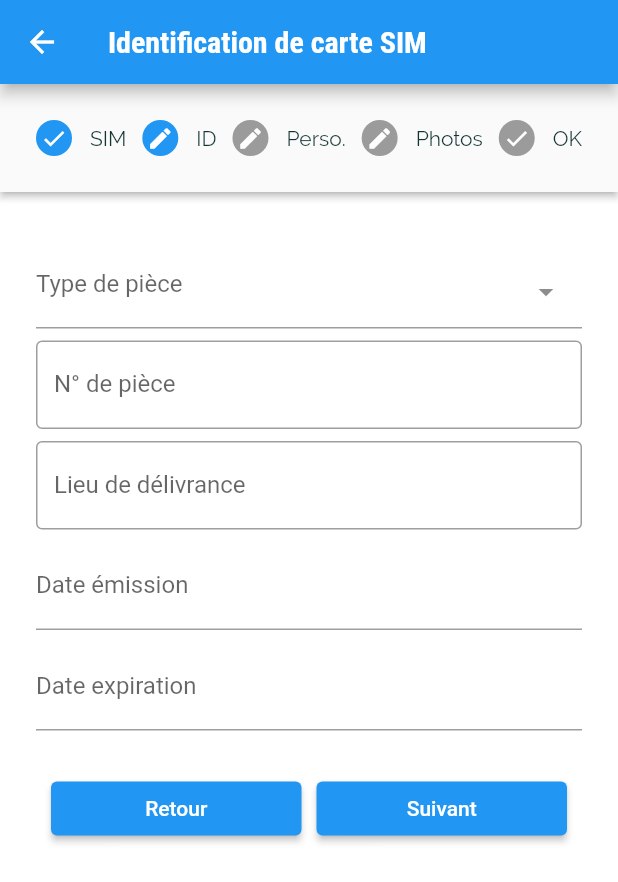
After one commit to vuzzer/agence-virtuelle, a Flutter app: the IdentificationScreen screen opened by its route, after a tap on "Suivant", on a phone screen of 412 x 824 dp. The commit adds this screen. Shown: the top 882 px of the screen. Run offline on Flutter 3.47's test engine with Material 2 defaults, Android fonts, the phone set to English and light mode, and no system bars; drawn by our look-alikes of select_form_field; our stand-ins replace animate_do, auto_size_text, flutter_native_splash, image_picker, intl_phone_number_input, responsive_sizer and 2 more; missing offline and left inert: flutter_verification_code.

Commit message:
ajout vue initiale Identification SIM

```diff
--- a/lib/main.dart
+++ b/lib/main.dart
@@ -1,3 +1,4 @@
+import 'package:agency/screens/identification_screen.dart';
 import 'package:agency/screens/login_screen.dart';
 import 'package:agency/screens/start_screen.dart';
 import 'package:flutter/material.dart';
@@ -33,11 +34,15 @@ class MyApp extends StatelessWidget {
                   fontSize: 20,
                   fontWeight: FontWeight.bold)),
         ),
+        // home: IdentificationScreen(),
         home: const AccueilScreen(),
         onGenerateRoute: (settings) {
           switch (settings.name) {
             case "/login":
               return MaterialPageRoute(builder: (_) => const StartScreen());
+            case "/identification":
+              return MaterialPageRoute(builder: (_) =>  IdentificationScreen());
+
             default:
               return null;
           }
--- /dev/null
+++ b/lib/screens/identification_screen.dart
@@ -0,0 +1,495 @@
+import 'dart:io';
+
+import 'package:agency/animation/FadeAnimation.dart';
+import 'package:agency/screens/date_time_screen.dart';
+import 'package:flutter/cupertino.dart';
+import 'package:flutter/material.dart';
+import 'package:select_form_field/select_form_field.dart';
+import 'package:image_picker/image_picker.dart';
+
+class IdentificationScreen extends StatefulWidget {
+  IdentificationScreen({Key? key}) : super(key: key);
+
+  @override
+  State<IdentificationScreen> createState() => _IdentificationScreenState();
+}
+
+class _IdentificationScreenState extends State<IdentificationScreen> {
+  int _activeStepIndex = 0;
+
+  TextEditingController telController = TextEditingController();
+  TextEditingController telSecondaireController = TextEditingController();
+  TextEditingController typeIDController = TextEditingController();
+  TextEditingController numeroIDController = TextEditingController();
+  TextEditingController lieuDelivranceIDController = TextEditingController();
+  TextEditingController emissionIDController = TextEditingController();
+  TextEditingController expirationIDController = TextEditingController();
+  TextEditingController nomController = TextEditingController();
+  TextEditingController prenomsController = TextEditingController();
+  TextEditingController lieuNaissanceController = TextEditingController();
+  TextEditingController dateNaissanceController = TextEditingController();
+  TextEditingController professionController = TextEditingController();
+  TextEditingController adresseGeoController = TextEditingController();
+  TextEditingController nationaliteController = TextEditingController();
+  TextEditingController photoIDController = TextEditingController();
+  TextEditingController photoRequerantController = TextEditingController();
+  var photoRequerant, imageID;
+
+  final List<Map<String, dynamic>> _typeIDItems = [
+    {
+      'value': 1,
+      'label': 'Passeport',
+      // 'icon': Icon(Icons.stop),
+    },
+    {
+      'value': 2,
+      'label': 'Permis',
+    },
+    {
+      'value': 3,
+      'label': 'Attestation',
+    },
+    {
+      'value': 4,
+      'label': 'CNI',
+    },
+  ];
+
+  List<Step> stepList() => [
+        //carte SIM
+        Step(
+          state: _activeStepIndex <= 0 ? StepState.editing : StepState.complete,
+          isActive: _activeStepIndex >= 0,
+          title: const Text('SIM'),
+          content: Container(
+            child: Column(
+              children: [
+                TextField(
+                  controller: telController,
+                  decoration: const InputDecoration(
+                    border: OutlineInputBorder(),
+                    labelText: 'N° de tel.',
+                  ),
+                ),
+                const SizedBox(
+                  height: 8,
+                ),
+                TextField(
+                  controller: telSecondaireController,
+                  decoration: const InputDecoration(
+                    border: OutlineInputBorder(),
+                    labelText: 'N° de tel. secondaire',
+                  ),
+                ),
+              ],
+            ),
+          ),
+        ),
+        //Pièce d'identité
+        Step(
+          state: _activeStepIndex <= 1 ? StepState.editing : StepState.complete,
+          isActive: _activeStepIndex >= 1,
+          title: const Text('ID'),
+          content: Container(
+            child: Column(
+              children: [
+                const SizedBox(
+                  height: 8,
+                ),
+                SelectFormField(
+                  type: SelectFormFieldType.dropdown, // or can be dialog
+                  initialValue: 'Attestation',
+                  // icon: Icon(Icons.format_shapes),
+                  labelText: 'Type de pièce',
+                  items: _typeIDItems,
+                  onChanged: (val) {
+                    print(val);
+                    setState(() {
+                      typeIDController.text = val;
+                    });
+                  },
+                  onSaved: (val) => print(val),
+                ),
+                // TextField(
+                //   controller: typeIDController,
+                //   decoration: const InputDecoration(
+                //     border: OutlineInputBorder(),
+                //     labelText: 'Type de pièce ',
+                //   ),
+                // ),
+                const SizedBox(
+                  height: 8,
+                ),
+                TextField(
+                  controller: numeroIDController,
+                  decoration: const InputDecoration(
+                    border: OutlineInputBorder(),
+                    labelText: 'N° de pièce',
+                  ),
+                ),
+                const SizedBox(
+                  height: 8,
+                ),
+                TextField(
+                  controller: lieuDelivranceIDController,
+                  decoration: const InputDecoration(
+                    border: OutlineInputBorder(),
+                    labelText: 'Lieu de délivrance ',
+                  ),
+                ),
+                const SizedBox(
+                  height: 8,
+                ),
+                InputDatePickerFormField(
+                  lastDate: DateTime.now(),
+                  firstDate: DateTime.now().subtract(const Duration(
+                      days: 3700)), //Entre la date courante et dix ans avant
+                  fieldLabelText: 'Date émission',
+                ),
+                // TextField(
+                //   controller: emissionIDController,
+                //   decoration: const InputDecoration(
+                //     border: OutlineInputBorder(),
+                //     labelText: 'Date émission ',
+                //   ),
+                // ),
+                const SizedBox(
+                  height: 8,
+                ),
+                InputDatePickerFormField(
+                  firstDate: DateTime.now(),
+                  lastDate: DateTime.now().add(const Duration(
+                      days: 3700)), //Entre la date courante et 10 ans après
+                  fieldLabelText: 'Date expiration',
+                ),
+                // TextField(
+                //   controller: expirationIDController,
+                //   decoration: const InputDecoration(
+                //     border: OutlineInputBorder(),
+                //     labelText: 'Date expiration ',
+                //   ),
+                // ),
+                const SizedBox(
+                  height: 8,
+                ),
+              ],
+            ),
+          ),
+        ),
+        //Infos Personnelles
+        Step(
+          state: _activeStepIndex <= 2 ? StepState.editing : StepState.complete,
+          isActive: _activeStepIndex >= 2,
+          title: const Text('Perso.'),
+          content: Container(
+            child: Column(
+              children: [
+                TextField(
+                  controller: nomController,
+                  decoration: const InputDecoration(
+                    border: OutlineInputBorder(),
+                    labelText: 'Nom de famille',
+                  ),
+                ),
+                const SizedBox(
+                  height: 8,
+                ),
+                TextField(
+                  controller: prenomsController,
+                  decoration: const InputDecoration(
+                    border: OutlineInputBorder(),
+                    labelText: 'Prénom(s)',
+                  ),
+                ),
+                const SizedBox(
+                  height: 8,
+                ),
+                TextField(
+                  controller: lieuNaissanceController,
+                  decoration: const InputDecoration(
+                    border: OutlineInputBorder(),
+                    labelText: 'Lieu de naissance',
+                  ),
+                ),
+                const SizedBox(
+                  height: 8,
+                ),
+                InputDatePickerFormField(
+                  lastDate: DateTime.now(),
+                  firstDate: DateTime.now()
+                      .subtract(const Duration(days: 36500)), //100 ans maximum
+                  fieldLabelText: 'Date de naissance',
+                ),
+                // TextField(
+                //   controller: dateNaissanceController,
+                //   decoration: const InputDecoration(
+                //     border: OutlineInputBorder(),
+                //     labelText: 'Date de naissance',
+                //   ),
+                // ),
+                const SizedBox(
+                  height: 8,
+                ),
+                TextField(
+                  controller: professionController,
+                  decoration: const InputDecoration(
+                    border: OutlineInputBorder(),
+                    labelText: 'Profession',
+                  ),
+                ),
+                const SizedBox(
+                  height: 8,
+                ),
+                TextField(
+                  controller: adresseGeoController,
+                  decoration: const InputDecoration(
+                    border: OutlineInputBorder(),
+                    labelText: 'Adresse géographique',
+                  ),
+                ),
+                const SizedBox(
+                  height: 8,
+                ),
+                TextField(
+                  controller: nationaliteController,
+                  decoration: const InputDecoration(
+                    border: OutlineInputBorder(),
+                    labelText: 'Nationalité',
+                  ),
+                ),
+              ],
+            ),
+          ),
+        ),
+        //photos
+        Step(
+          state: _activeStepIndex <= 3 ? StepState.editing : StepState.complete,
+          isActive: _activeStepIndex >= 3,
+          title: const Text('Photos'),
+          content: Container(
+            padding: EdgeInsets.only(left: 10, right: 10),
+            child: Row(
+              mainAxisAlignment: MainAxisAlignment.spaceBetween,
+              children: [
+                ElevatedButton(
+                  style: ButtonStyle(),
+                  onPressed: () {
+                    imageID = _showImageSource(context, false);
+                  },
+                  child: Text("Images de l' ID"),
+                ),
+                ElevatedButton(
+                  onPressed: () {
+                    photoRequerant = _showImageSource(context, true);
+                  },
+                  child: Text("Photo réquérant"),
+                ),
+                // TextField(
+                //   controller: photoIDController,
+                //   decoration: const InputDecoration(
+                //     border: OutlineInputBorder(),
+                //     labelText: 'Photo pièce d\'identité ',
+                //   ),
+                // ),
+                const SizedBox(
+                  height: 8,
+                ),
+                // TextField(
+                //   controller: photoRequerantController,
+                //   decoration: const InputDecoration(
+                //     border: OutlineInputBorder(),
+                //     labelText: 'Photo du réquérant',
+                //   ),
+                // ),
+              ],
+            ),
+          ),
+        ),
+        //OK
+        Step(
+          state: StepState.complete,
+          isActive: _activeStepIndex >= 4,
+          title: const Text('OK'),
+          content: Column(
+            crossAxisAlignment: CrossAxisAlignment.center,
+            mainAxisAlignment: MainAxisAlignment.spaceBetween,
+            children: [
+              Text(
+                'Attention, si vous confirmez avoir saisi les bonnes données, vous pouvez soumettre la requête pour traitement',
+                style: TextStyle(
+                  fontSize: 18,
+                  fontWeight: FontWeight.bold,
+                  color: Colors.red.shade400,
+                ),
+              ),
+              Text(
+                'Sinon vous pouvez ajouter ou modifier les informations.',
+                style: TextStyle(
+                  fontSize: 18,
+                  fontWeight: FontWeight.bold,
+                  color: Colors.red.shade400,
+                ),
+              ),
+            ],
+          ),
+        )
+      ];
+
+  @override
+  Widget build(BuildContext context) {
+    return Scaffold(
+      backgroundColor: Colors.white,
+      appBar: AppBar(title: const Text('Identification de carte SIM')),
+      body: NestedScrollView(
+        headerSliverBuilder: (BuildContext context, bool innerBoxIsScrolled) {
+          return <Widget>[
+            // SliverToBoxAdapter(
+            //     child: FadeAnimation(
+            //   1,
+            //   Padding(
+            //     padding: EdgeInsets.only(top: 50.0, right: 20.0, left: 20.0),
+            //     child: Text(
+            //       "Identification de carte SIM",
+            //       style: TextStyle(
+            //         fontSize: 35,
+            //         color: Colors.grey.shade900,
+            //         fontWeight: FontWeight.bold,
+            //       ),
+            //     ),
+            //   ),
+            // ))
+          ];
+        },
+        body: Padding(
+          padding: const EdgeInsets.all(0.0),
+          child: Stepper(
+            type: StepperType.horizontal,
+            currentStep: _activeStepIndex,
+            steps: stepList(),
+            onStepContinue: () {
+              if (_activeStepIndex < (stepList().length - 1)) {
+                setState(() {
+                  _activeStepIndex += 1;
+                });
+              } else {
+                print('Submited');
+                _soumettreIdentification();
+              }
+            },
+            onStepCancel: () {
+              if (_activeStepIndex == 0) {
+                return;
+              }
+
+              setState(() {
+                _activeStepIndex -= 1;
+              });
+            },
+            onStepTapped: (int index) {
+              setState(() {
+                _activeStepIndex = index;
+              });
+            },
+            controlsBuilder: (context, ControlsDetails controls) {
+              final isLastStep = _activeStepIndex == stepList().length - 1;
+              return Container(
+                margin: const EdgeInsets.only(right: 10, left: 10, top: 20),
+                child: Row(
+                  children: [
+                    if (_activeStepIndex > 0)
+                      Expanded(
+                        child: ElevatedButton(
+                          onPressed: controls.onStepCancel,
+                          child: const Text('Retour'),
+                        ),
+                      ),
+                    const SizedBox(
+                      width: 10,
+                    ),
+                    Expanded(
+                      child: ElevatedButton(
+                        onPressed: controls.onStepContinue,
+                        child: (isLastStep)
+                            ? const Text('Soumettre')
+                            : const Text('Suivant'),
+                      ),
+                    ),
+                  ],
+                ),
+              );
+            },
+          ),
+        ),
+      ),
+    );
+  }
+
+  /// Get from gallery
+  _getFromGallery(bool requerant) async {
+    final ImagePicker _picker = ImagePicker();
+    final XFile? image = await _picker.pickImage(source: ImageSource.camera);
+    if (requerant) {
+      photoRequerant = image;
+    } else {
+      imageID = image;
+    }
+  }
+
+  /// Get from Camera
+  _getFromCamera(bool requerant) async {
+    final ImagePicker _picker = ImagePicker();
+    final XFile? image = await _picker.pickImage(source: ImageSource.camera);
+    if (requerant) {
+      photoRequerant = image;
+    } else {
+      imageID = image;
+    }
+  }
+
+  Future<ImageSource?> _showImageSource(
+      BuildContext context, bool requerant) async {
+    if (Platform.isIOS) {
+      return showCupertinoModalPopup(
+          context: context,
+          builder: (context) {
+            return CupertinoActionSheet(actions: [
+              CupertinoActionSheetAction(
+                onPressed: () => _getFromCamera(requerant),
+                child: Text("Camera"),
+              ),
+              CupertinoActionSheetAction(
+                onPressed: () => _getFromGallery(requerant),
+                child: Text("Gallerie"),
+              ),
+            ]);
+          });
+    } else {
+      return showModalBottomSheet(
+          context: context,
+          builder: (context) {
+            return Column(
+              mainAxisSize: MainAxisSize.min,
+              children: [
+                ListTile(
+                  leading: Icon(Icons.camera_alt),
+                  title: Text("Camera"),
+                  onTap: () => _getFromCamera(requerant),
+                ),
+                ListTile(
+                  leading: Icon(Icons.image),
+                  title: Text("Gallerie"),
+                  onTap: () => _getFromGallery(requerant),
+                ),
+              ],
+            );
+          });
+    }
+  }
+
+
+  _soumettreIdentification(){
+
+  }
+
+//
+}
--- /dev/null
+++ b/lib/utils/routes.dart
@@ -0,0 +1,8 @@
+
+import 'package:agency/screens/identification_screen.dart';
+import 'package:flutter/material.dart';
+
+final routes = {
+  '/identification': (BuildContext context) => Identification(),
+  // '/requete_spontanee' : (BuildContext context) => IntroView(),
+};
--- a/pubspec.yaml
+++ b/pubspec.yaml
@@ -38,6 +38,9 @@ dependencies:
   simple_animations: ^4.1.0
   scrollable_positioned_list: ^0.3.2
   intl_phone_number_input: ^0.7.0+2
+  select_form_field: "^2.2.0"
+  image_picker: ^0.8.5+3
+  http: ^0.13.4
 
 
 
```
Also changed, not shown: lib/screens/InitiationRequeteScreen.dart (added, +17 -0 lines), lib/screens/select_service_screen.dart (+60 -33 lines), lib/screens/start_screen.dart (+50 -41 lines), pubspec.lock, 2 other files.
